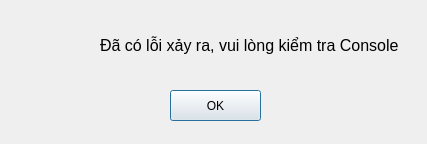
The window that ui/error.ui (thnhmai06/SlideGenerator) describes before a commit, drawn with Qt 5.
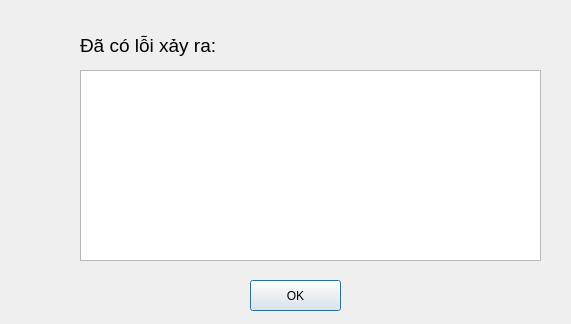
The same window after the commit. Icons and pictures are not drawn.

Commit message: Added showing error when Exception

```diff
--- a/ui/error.ui
+++ b/ui/error.ui
@@ -6,20 +6,20 @@
    <rect>
     <x>0</x>
     <y>0</y>
-    <width>427</width>
-    <height>144</height>
+    <width>571</width>
+    <height>324</height>
    </rect>
   </property>
   <property name="minimumSize">
    <size>
-    <width>427</width>
-    <height>144</height>
+    <width>571</width>
+    <height>324</height>
    </size>
   </property>
   <property name="maximumSize">
    <size>
-    <width>427</width>
-    <height>144</height>
+    <width>571</width>
+    <height>324</height>
    </size>
   </property>
   <property name="windowTitle">
@@ -45,8 +45,8 @@
   <widget class="QPushButton" name="okbutton">
    <property name="geometry">
     <rect>
-     <x>170</x>
-     <y>90</y>
+     <x>250</x>
+     <y>280</y>
      <width>91</width>
      <height>31</height>
     </rect>
@@ -58,14 +58,24 @@
   <widget class="QLabel" name="label">
    <property name="geometry">
     <rect>
-     <x>100</x>
+     <x>80</x>
      <y>30</y>
-     <width>301</width>
+     <width>141</width>
      <height>31</height>
     </rect>
    </property>
    <property name="text">
-    <string>&lt;html&gt;&lt;head/&gt;&lt;body&gt;&lt;p&gt;&lt;span style=&quot; font-size:12pt;&quot;&gt;Đã có lỗi xảy ra, vui lòng kiểm tra Console&lt;/span&gt;&lt;/p&gt;&lt;/body&gt;&lt;/html&gt;</string>
+    <string>&lt;html&gt;&lt;head/&gt;&lt;body&gt;&lt;p&gt;&lt;span style=&quot; font-size:14pt;&quot;&gt;Đã có lỗi xảy ra:&lt;/span&gt;&lt;/p&gt;&lt;/body&gt;&lt;/html&gt;</string>
+   </property>
+  </widget>
+  <widget class="QTextEdit" name="details">
+   <property name="geometry">
+    <rect>
+     <x>80</x>
+     <y>70</y>
+     <width>461</width>
+     <height>191</height>
+    </rect>
    </property>
   </widget>
  </widget>
```
Left out of the diff: 4 changed lines with no effect on the pictures. The commit also changes 6 other files.
